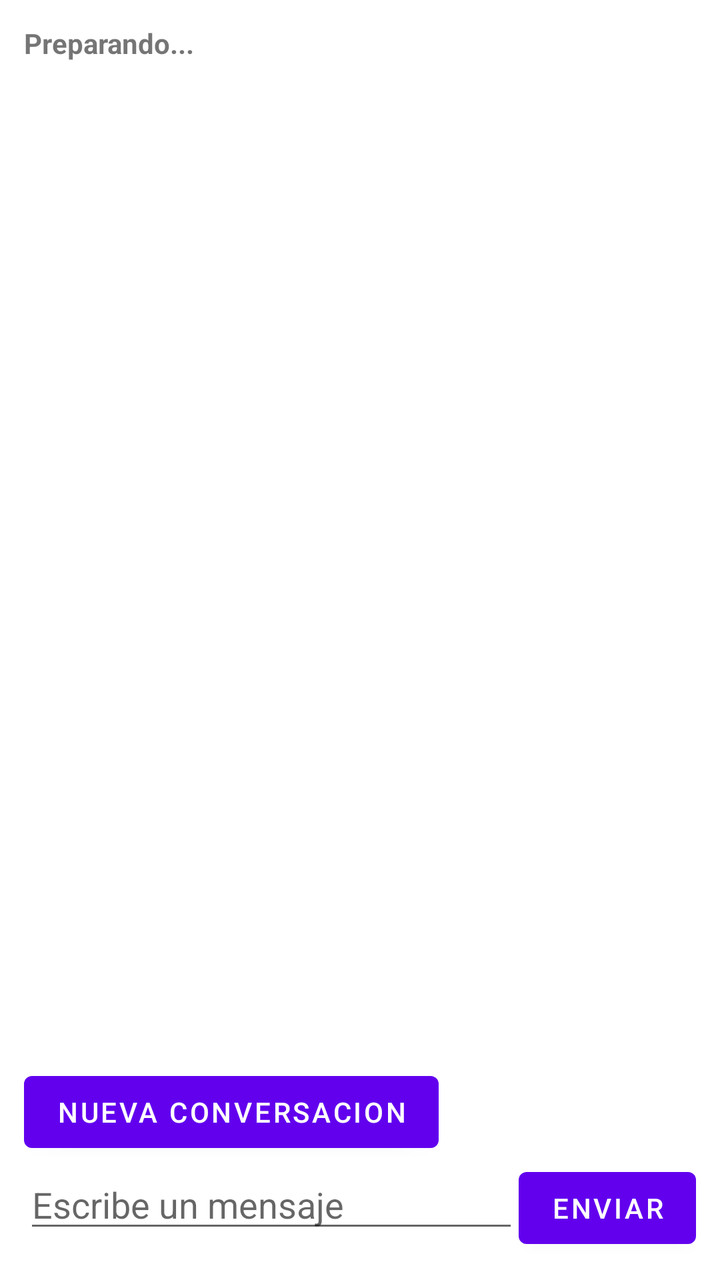
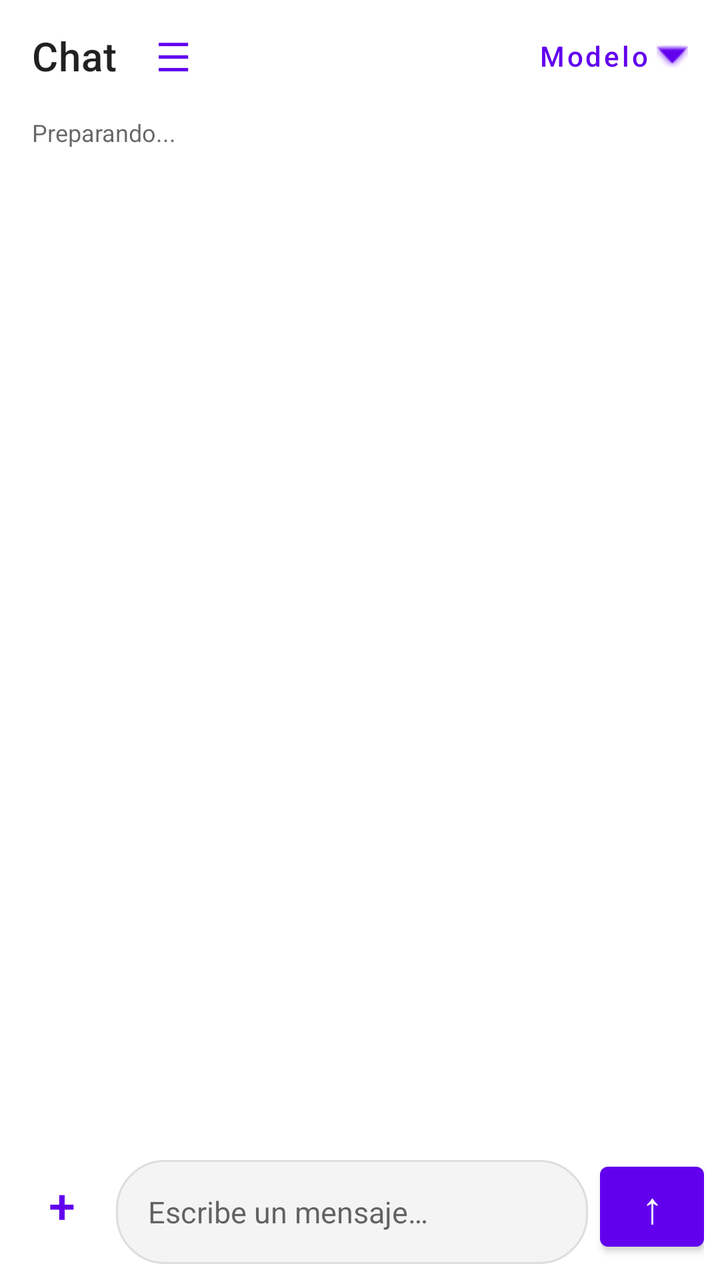

Screens rendered from an Android XML layout before and after an edit, with the pre-edit source and the edit as a unified diff.
<!-- AndroidManifest.xml: application theme Theme.MiApp -->
<!-- res/layout/activity_chat.xml -->
<?xml version="1.0" encoding="utf-8"?>
<LinearLayout xmlns:android="http://schemas.android.com/apk/res/android"
    android:layout_width="match_parent"
    android:layout_height="match_parent"
    android:orientation="vertical"
    android:padding="12dp">

    <TextView
        android:id="@+id/tvEstado"
        android:layout_width="match_parent"
        android:layout_height="wrap_content"
        android:text="Preparando..."
        android:textStyle="bold" />

    <ProgressBar
        android:id="@+id/progreso"
        style="?android:attr/progressBarStyleHorizontal"
        android:layout_width="match_parent"
        android:layout_height="wrap_content"
        android:max="100"
        android:visibility="gone" />

    <ScrollView
        android:id="@+id/scrollChat"
        android:layout_width="match_parent"
        android:layout_height="0dp"
        android:layout_weight="1">

        <TextView
            android:id="@+id/tvChat"
            android:layout_width="match_parent"
            android:layout_height="wrap_content"
            android:textIsSelectable="true"
            android:textSize="16sp" />
    </ScrollView>

    <TextView
        android:id="@+id/tvAdjunto"
        android:layout_width="match_parent"
        android:layout_height="wrap_content"
        android:padding="6dp"
        android:visibility="gone" />

    <LinearLayout
        android:layout_width="match_parent"
        android:layout_height="wrap_content"
        android:orientation="horizontal">

        <Button
            android:id="@+id/btnNuevo"
            android:layout_width="wrap_content"
            android:layout_height="wrap_content"
            android:text="Nueva conversacion" />

        <Button
            android:id="@+id/btnImagen"
            android:layout_width="wrap_content"
            android:layout_height="wrap_content"
            android:text="Imagen"
            android:visibility="gone" />
    </LinearLayout>

    <LinearLayout
        android:layout_width="match_parent"
        android:layout_height="wrap_content"
        android:orientation="horizontal">

        <EditText
            android:id="@+id/etMensaje"
            android:layout_width="0dp"
            android:layout_height="wrap_content"
            android:layout_weight="1"
            android:hint="Escribe un mensaje"
            android:inputType="textMultiLine" />

        <Button
            android:id="@+id/btnEnviar"
            android:layout_width="wrap_content"
            android:layout_height="wrap_content"
            android:text="Enviar" />
    </LinearLayout>
</LinearLayout>
<!-- resources referenced by this layout -->
<resources>
  <style name="Theme.MiApp" parent="Theme.MaterialComponents.DayNight.NoActionBar" />
</resources>

<!-- the commit's change to res/layout/activity_chat.xml (unified diff, before → after) -->
@@ -1,82 +1,227 @@
 <?xml version="1.0" encoding="utf-8"?>
-<LinearLayout xmlns:android="http://schemas.android.com/apk/res/android"
+<androidx.drawerlayout.widget.DrawerLayout xmlns:android="http://schemas.android.com/apk/res/android"
+    xmlns:app="http://schemas.android.com/apk/res-auto"
+    android:id="@+id/drawer"
     android:layout_width="match_parent"
-    android:layout_height="match_parent"
-    android:orientation="vertical"
-    android:padding="12dp">
-
-    <TextView
-        android:id="@+id/tvEstado"
-        android:layout_width="match_parent"
-        android:layout_height="wrap_content"
-        android:text="Preparando..."
-        android:textStyle="bold" />
-
-    <ProgressBar
-        android:id="@+id/progreso"
-        style="?android:attr/progressBarStyleHorizontal"
-        android:layout_width="match_parent"
-        android:layout_height="wrap_content"
-        android:max="100"
-        android:visibility="gone" />
-
-    <ScrollView
-        android:id="@+id/scrollChat"
-        android:layout_width="match_parent"
-        android:layout_height="0dp"
-        android:layout_weight="1">
-
-        <TextView
-            android:id="@+id/tvChat"
-            android:layout_width="match_parent"
-            android:layout_height="wrap_content"
-            android:textIsSelectable="true"
-            android:textSize="16sp" />
-    </ScrollView>
-
-    <TextView
-        android:id="@+id/tvAdjunto"
-        android:layout_width="match_parent"
-        android:layout_height="wrap_content"
-        android:padding="6dp"
-        android:visibility="gone" />
+    android:layout_height="match_parent">
 
     <LinearLayout
         android:layout_width="match_parent"
-        android:layout_height="wrap_content"
-        android:orientation="horizontal">
-
-        <Button
-            android:id="@+id/btnNuevo"
-            android:layout_width="wrap_content"
-            android:layout_height="wrap_content"
-            android:text="Nueva conversacion" />
-
-        <Button
-            android:id="@+id/btnImagen"
-            android:layout_width="wrap_content"
-            android:layout_height="wrap_content"
-            android:text="Imagen"
-            android:visibility="gone" />
+        android:layout_height="match_parent"
+        android:orientation="vertical"
+        android:background="?android:attr/colorBackground">
+
+        <com.google.android.material.appbar.MaterialToolbar
+            android:id="@+id/toolbar"
+            android:layout_width="match_parent"
+            android:layout_height="?attr/actionBarSize"
+            android:paddingStart="4dp"
+            android:paddingEnd="8dp"
+            app:title="Chat"
+            app:titleTextAppearance="@style/TextAppearance.MaterialComponents.Headline6">
+
+            <com.google.android.material.button.MaterialButton
+                android:id="@+id/btnSidebar"
+                style="@style/Widget.MaterialComponents.Button.TextButton"
+                android:layout_width="48dp"
+                android:layout_height="48dp"
+                android:layout_gravity="start|center_vertical"
+                android:text="☰"
+                android:textSize="20sp"
+                android:contentDescription="Conversaciones"/>
+
+            <com.google.android.material.button.MaterialButton
+                android:id="@+id/btnModelo"
+                style="@style/Widget.MaterialComponents.Button.TextButton"
+                android:layout_width="wrap_content"
+                android:layout_height="48dp"
+                android:layout_gravity="end|center_vertical"
+                android:text="Modelo"
+                android:textAllCaps="false"
+                app:icon="@android:drawable/arrow_down_float"
+                app:iconGravity="textEnd"/>
+        </com.google.android.material.appbar.MaterialToolbar>
+
+        <LinearLayout
+            android:layout_width="match_parent"
+            android:layout_height="wrap_content"
+            android:orientation="horizontal"
+            android:gravity="center_vertical"
+            android:paddingStart="16dp"
+            android:paddingEnd="16dp"
+            android:paddingTop="2dp"
+            android:paddingBottom="6dp">
+
+            <TextView
+                android:id="@+id/tvEstado"
+                android:layout_width="0dp"
+                android:layout_height="wrap_content"
+                android:layout_weight="1"
+                android:text="Preparando..."
+                android:textColor="?android:attr/textColorSecondary"
+                android:textSize="12sp"/>
+
+            <ProgressBar
+                android:id="@+id/progreso"
+                style="?android:attr/progressBarStyleHorizontal"
+                android:layout_width="90dp"
+                android:layout_height="4dp"
+                android:max="100"
+                android:visibility="gone"/>
+        </LinearLayout>
+
+        <ScrollView
+            android:id="@+id/scrollChat"
+            android:layout_width="match_parent"
+            android:layout_height="0dp"
+            android:layout_weight="1"
+            android:fillViewport="true"
+            android:clipToPadding="false"
+            android:paddingStart="10dp"
+            android:paddingEnd="10dp"
+            android:paddingBottom="20dp">
+
+            <LinearLayout
+                android:id="@+id/contenedorMensajes"
+                android:layout_width="match_parent"
+                android:layout_height="wrap_content"
+                android:orientation="vertical"
+                android:paddingTop="12dp"
+                android:paddingBottom="16dp"/>
+        </ScrollView>
+
+        <TextView
+            android:id="@+id/tvAdjunto"
+            android:layout_width="match_parent"
+            android:layout_height="wrap_content"
+            android:layout_marginStart="12dp"
+            android:layout_marginEnd="12dp"
+            android:padding="10dp"
+            android:textColor="?android:attr/textColorSecondary"
+            android:visibility="gone"
+            android:background="@drawable/bg_model"/>
+
+        <LinearLayout
+            android:layout_width="match_parent"
+            android:layout_height="wrap_content"
+            android:orientation="horizontal"
+            android:padding="8dp"
+            android:gravity="bottom">
+
+            <com.google.android.material.button.MaterialButton
+                android:id="@+id/btnNuevo"
+                style="@style/Widget.MaterialComponents.Button.TextButton"
+                android:layout_width="46dp"
+                android:layout_height="52dp"
+                android:text="+"
+                android:textSize="24sp"
+                android:contentDescription="Nueva conversación"/>
+
+            <com.google.android.material.button.MaterialButton
+                android:id="@+id/btnImagen"
+                style="@style/Widget.MaterialComponents.Button.TextButton"
+                android:layout_width="46dp"
+                android:layout_height="52dp"
+                android:text="＋"
+                android:textSize="20sp"
+                android:visibility="gone"
+                android:contentDescription="Adjuntar imagen"/>
+
+            <EditText
+                android:id="@+id/etMensaje"
+                android:layout_width="0dp"
+                android:layout_height="52dp"
+                android:layout_weight="1"
+                android:layout_marginStart="4dp"
+                android:layout_marginEnd="6dp"
+                android:background="@drawable/bg_input"
+                android:gravity="center_vertical"
+                android:hint="Escribe un mensaje…"
+                android:paddingStart="16dp"
+                android:paddingEnd="16dp"
+                android:inputType="textCapSentences|textMultiLine"
+                android:maxLines="5"
+                android:textSize="15sp"/>
+
+            <com.google.android.material.button.MaterialButton
+                android:id="@+id/btnEnviar"
+                android:layout_width="52dp"
+                android:layout_height="52dp"
+                android:minWidth="0dp"
+                android:padding="0dp"
+                android:text="↑"
+                android:textSize="22sp"
+                android:contentDescription="Enviar"/>
+        </LinearLayout>
     </LinearLayout>
 
     <LinearLayout
-        android:layout_width="match_parent"
-        android:layout_height="wrap_content"
-        android:orientation="horizontal">
-
-        <EditText
-            android:id="@+id/etMensaje"
-            android:layout_width="0dp"
-            android:layout_height="wrap_content"
+        android:id="@+id/sidebar"
+        android:layout_width="300dp"
+        android:layout_height="match_parent"
+        android:layout_gravity="start"
+        android:orientation="vertical"
+        android:padding="14dp"
+        android:background="?android:attr/colorBackground">
+
+        <LinearLayout
+            android:layout_width="match_parent"
+            android:layout_height="wrap_content"
+            android:gravity="center_vertical">
+
+            <TextView
+                android:layout_width="0dp"
+                android:layout_height="wrap_content"
+                android:layout_weight="1"
+                android:text="Conversaciones"
+                android:textSize="20sp"
+                android:textStyle="bold"/>
+
+            <com.google.android.material.button.MaterialButton
+                android:id="@+id/btnCerrarSidebar"
+                style="@style/Widget.MaterialComponents.Button.TextButton"
+                android:layout_width="44dp"
+                android:layout_height="44dp"
+                android:text="×"
+                android:textSize="24sp"
+                android:contentDescription="Cerrar"/>
+        </LinearLayout>
+
+        <com.google.android.material.button.MaterialButton
+            android:id="@+id/btnNuevaSidebar"
+            android:layout_width="match_parent"
+            android:layout_height="48dp"
+            android:layout_marginTop="12dp"
+            android:text="+  Nueva conversación"
+            android:textAllCaps="false"/>
+
+        <TextView
+            android:layout_width="match_parent"
+            android:layout_height="wrap_content"
+            android:layout_marginTop="18dp"
+            android:text="Historial"
+            android:textColor="?android:attr/textColorSecondary"
+            android:textSize="12sp"/>
+
+        <ScrollView
+            android:layout_width="match_parent"
+            android:layout_height="0dp"
             android:layout_weight="1"
-            android:hint="Escribe un mensaje"
-            android:inputType="textMultiLine" />
-
-        <Button
-            android:id="@+id/btnEnviar"
-            android:layout_width="wrap_content"
-            android:layout_height="wrap_content"
-            android:text="Enviar" />
+            android:layout_marginTop="6dp">
+
+            <LinearLayout
+                android:id="@+id/listaConversaciones"
+                android:layout_width="match_parent"
+                android:layout_height="wrap_content"
+                android:orientation="vertical"/>
+        </ScrollView>
+
+        <TextView
+            android:layout_width="match_parent"
+            android:layout_height="wrap_content"
+            android:text="IA local · privada · offline"
+            android:textColor="?android:attr/textColorSecondary"
+            android:textSize="12sp"
+            android:paddingTop="10dp"/>
     </LinearLayout>
-</LinearLayout>
+</androidx.drawerlayout.widget.DrawerLayout>
<!-- resource entries referenced after the edit -->
@@ -1,5 +1,18 @@
 <!-- resources referenced by this layout -->
 <resources>
+  <!-- drawable bg_input (drawable) -->
+  <?xml version="1.0" encoding="utf-8"?>
+  <shape xmlns:android="http://schemas.android.com/apk/res/android">
+      <solid android:color="#F4F4F5"/>
+      <stroke android:width="1dp" android:color="#DDDDDF"/>
+      <corners android:radius="24dp"/>
+  </shape>
+  <!-- drawable bg_model (drawable) -->
+  <shape xmlns:android="http://schemas.android.com/apk/res/android">
+      <solid android:color="?android:attr/colorBackground"/>
+      <stroke android:width="1dp" android:color="#22000000"/>
+      <corners android:radius="18dp"/>
+  </shape>
   <style name="Theme.MiApp" parent="Theme.MaterialComponents.DayNight.NoActionBar" />
 </resources>
 
